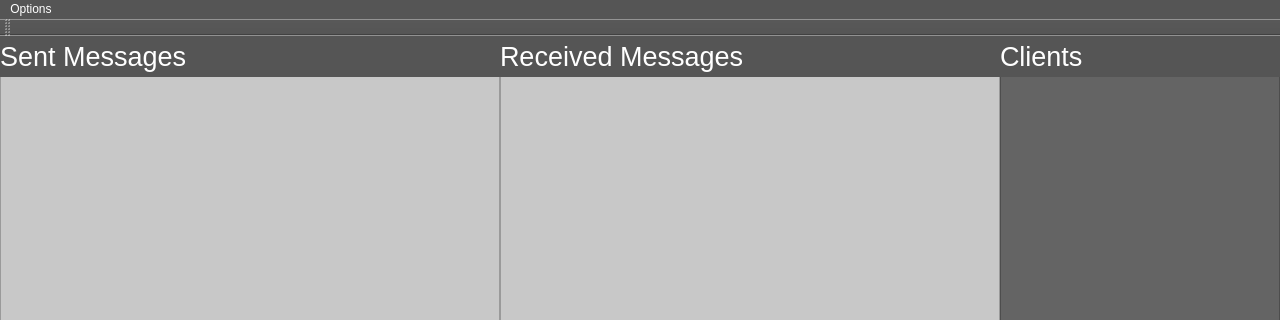
Above: ChatProgramSolution/ChatProgramProject/ChatProgramProject.ui from BobbyDMullinsIII/OS-MainlineProject2 before the change; both pictures show x 0 to 1280 and y 0 to 320 of the 1280 by 720 pixel window. Below: the same form after it.
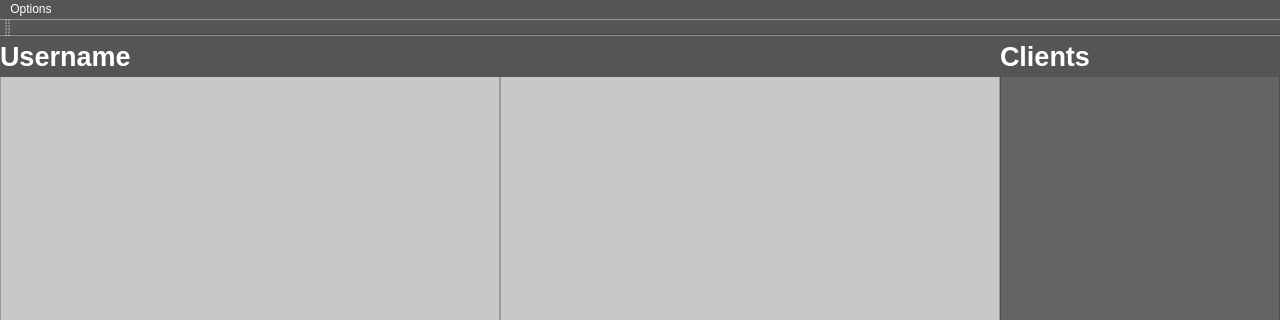
That is the form after the change.

```diff
--- a/ChatProgramSolution/ChatProgramProject/ChatProgramProject.ui
+++ b/ChatProgramSolution/ChatProgramProject/ChatProgramProject.ui
@@ -166,38 +166,21 @@
      <rect>
       <x>0</x>
       <y>0</y>
-      <width>501</width>
+      <width>1001</width>
       <height>41</height>
      </rect>
     </property>
     <property name="font">
      <font>
       <pointsize>20</pointsize>
+      <bold>true</bold>
      </font>
     </property>
     <property name="text">
-     <string>Sent Messages</string>
+     <string>Username</string>
     </property>
    </widget>
-   <widget class="QLabel" name="receivedLabel">
-    <property name="geometry">
-     <rect>
-      <x>500</x>
-      <y>0</y>
-      <width>501</width>
-      <height>41</height>
-     </rect>
-    </property>
-    <property name="font">
-     <font>
-      <pointsize>20</pointsize>
-     </font>
-    </property>
-    <property name="text">
-     <string>Received Messages</string>
-    </property>
-   </widget>
-   <widget class="QLabel" name="receivedLabel_2">
+   <widget class="QLabel" name="clientLabel">
     <property name="geometry">
      <rect>
       <x>1000</x>
@@ -209,6 +192,7 @@
     <property name="font">
      <font>
       <pointsize>20</pointsize>
+      <bold>true</bold>
      </font>
     </property>
     <property name="text">
```
Left out of the diff: 16 changed lines with no effect on the pictures.
